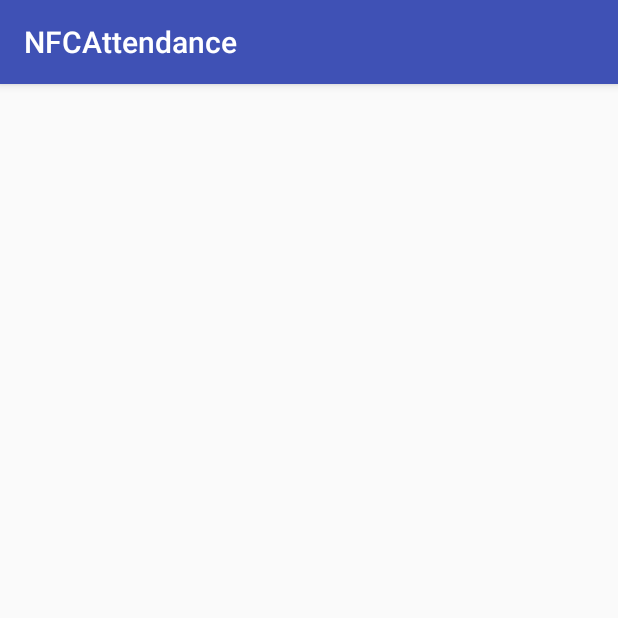
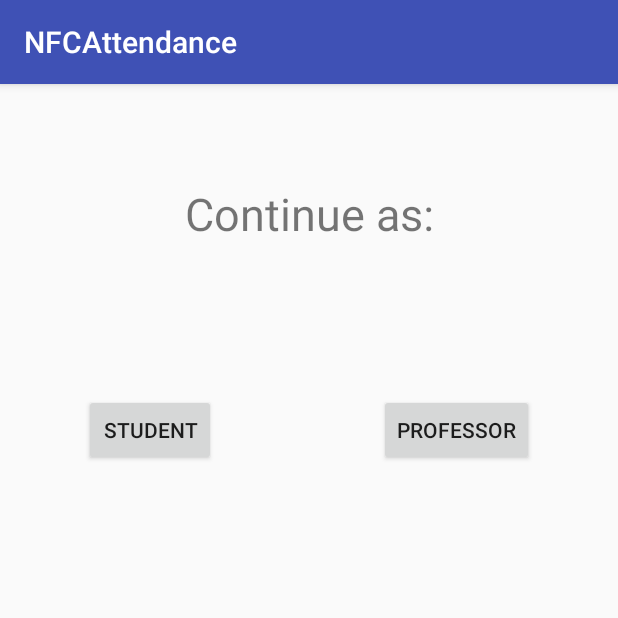
Before and after one commit to thousight/NFCAttendace, an Android app: the screen it shows after launch (MainActivity), on a phone screen of 412 x 824 dp, the top half of it. Run offline under Robolectric (Android 15) with nearby library versions, the phone set to English and light mode, and no system bars.

Commit message:
Finished MainActivity, working on StudentActivity, nothing is tested yet

```diff
--- a/app/src/main/AndroidManifest.xml
+++ b/app/src/main/AndroidManifest.xml
@@ -1,6 +1,9 @@
 <?xml version="1.0" encoding="utf-8"?>
 <manifest xmlns:android="http://schemas.android.com/apk/res/android"
     package="com.example.markwen.nfcattendance">
+
+    <uses-permission android:name="android.permission.NFC" />
+    <uses-feature android:name="android.hardware.nfc" android:required="true"/>
 
     <application
         android:allowBackup="true"
@@ -15,6 +18,8 @@
                 <category android:name="android.intent.category.LAUNCHER" />
             </intent-filter>
         </activity>
+        <activity android:name=".ProfessorActivity" />
+        <activity android:name=".StudentActivity" />
     </application>
 
 </manifest>
--- a/app/src/main/java/com/example/markwen/nfcattendance/MainActivity.java
+++ b/app/src/main/java/com/example/markwen/nfcattendance/MainActivity.java
@@ -1,13 +1,35 @@
 package com.example.markwen.nfcattendance;
 
+import android.content.Intent;
 import android.support.v7.app.AppCompatActivity;
 import android.os.Bundle;
+import android.view.View;
+import android.widget.Button;
 
 public class MainActivity extends AppCompatActivity {
+
+    Button studentButton, professorButton;
 
     @Override
     protected void onCreate(Bundle savedInstanceState) {
         super.onCreate(savedInstanceState);
         setContentView(R.layout.activity_main);
+
+        studentButton = (Button) findViewById(R.id.studentButton);
+        professorButton = (Button) findViewById(R.id.professorButton);
+
+        studentButton.setOnClickListener(new View.OnClickListener() {
+            @Override
+            public void onClick(View view) {
+                startActivity(new Intent(getApplicationContext(), StudentActivity.class));
+            }
+        });
+
+        professorButton.setOnClickListener(new View.OnClickListener() {
+            @Override
+            public void onClick(View view) {
+                startActivity(new Intent(getApplicationContext(), ProfessorActivity.class));
+            }
+        });
     }
 }
--- a/app/src/main/java/com/example/markwen/nfcattendance/ProfessorActivity.java
+++ b/app/src/main/java/com/example/markwen/nfcattendance/ProfessorActivity.java
@@ -9,5 +9,6 @@ public class ProfessorActivity extends AppCompatActivity {
     protected void onCreate(Bundle savedInstanceState) {
         super.onCreate(savedInstanceState);
         setContentView(R.layout.activity_main);
+        setTitle("Professor");
     }
 }
--- a/app/src/main/java/com/example/markwen/nfcattendance/StudentActivity.java
+++ b/app/src/main/java/com/example/markwen/nfcattendance/StudentActivity.java
@@ -9,5 +9,6 @@ public class StudentActivity extends AppCompatActivity {
     protected void onCreate(Bundle savedInstanceState) {
         super.onCreate(savedInstanceState);
         setContentView(R.layout.activity_main);
+        setTitle("Student");
     }
 }
--- a/app/src/main/res/layout/activity_main.xml
+++ b/app/src/main/res/layout/activity_main.xml
@@ -11,4 +11,31 @@
     android:orientation="vertical"
     tools:context="com.example.markwen.nfcattendance.MainActivity">
 
+    <TextView
+        android:layout_width="match_parent"
+        android:layout_height="wrap_content"
+        android:text="@string/continue_as"
+        android:gravity="center"
+        android:textSize="30sp"
+        android:layout_marginTop="50dp"/>
+
+    <RelativeLayout
+        android:layout_width="300dp"
+        android:layout_height="wrap_content"
+        android:layout_marginTop="100dp"
+        android:layout_gravity="center">
+        <Button
+            android:id="@+id/studentButton"
+            android:layout_width="wrap_content"
+            android:layout_height="wrap_content"
+            android:text="@string/student"/>
+        <Button
+            android:id="@+id/professorButton"
+            android:layout_width="wrap_content"
+            android:layout_height="wrap_content"
+            android:text="@string/professor"
+            android:layout_alignParentEnd="true"
+            android:layout_alignParentRight="true"
+            tools:ignore="RelativeOverlap" />
+    </RelativeLayout>
 </LinearLayout>
--- a/app/src/main/res/values/strings.xml
+++ b/app/src/main/res/values/strings.xml
@@ -1,3 +1,7 @@
 <resources>
     <string name="app_name">NFCAttendance</string>
+    <string name="continue_as">Continue as:</string>
+    <string name="student">Student</string>
+    <string name="professor">Professor</string>
+    <string name="ExampleStudentName">John Doe</string>
 </resources>
```
Also changed, not shown: app/src/main/res/layout/activity_student.xml (+7 -1 lines), 1 other file.
